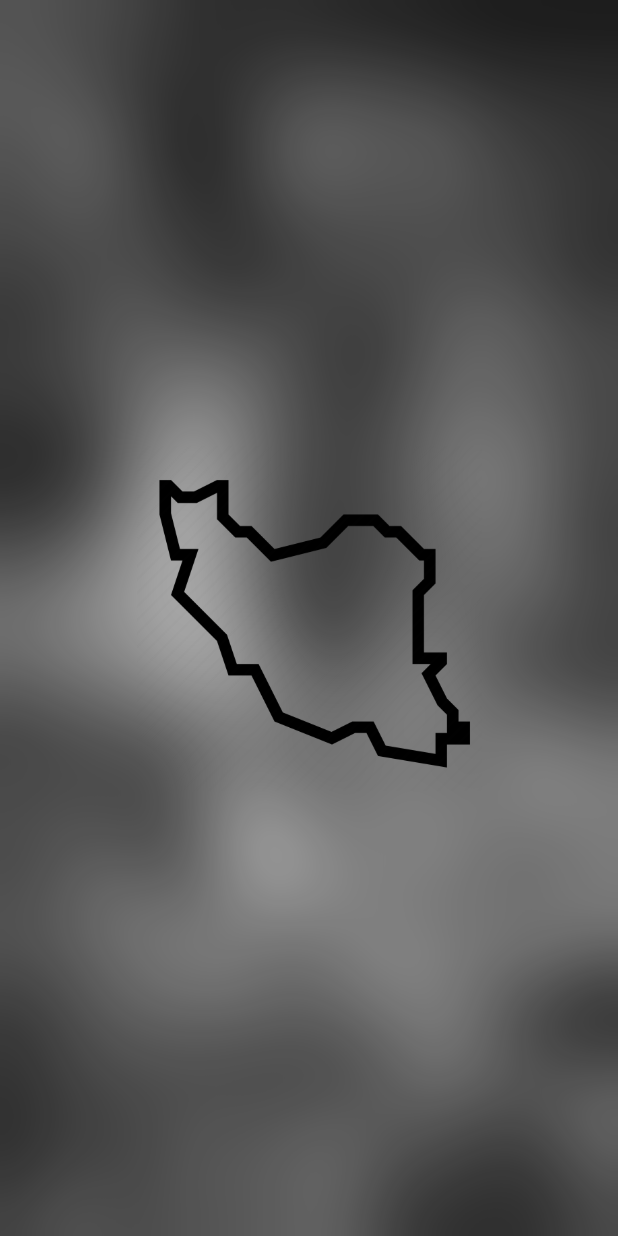
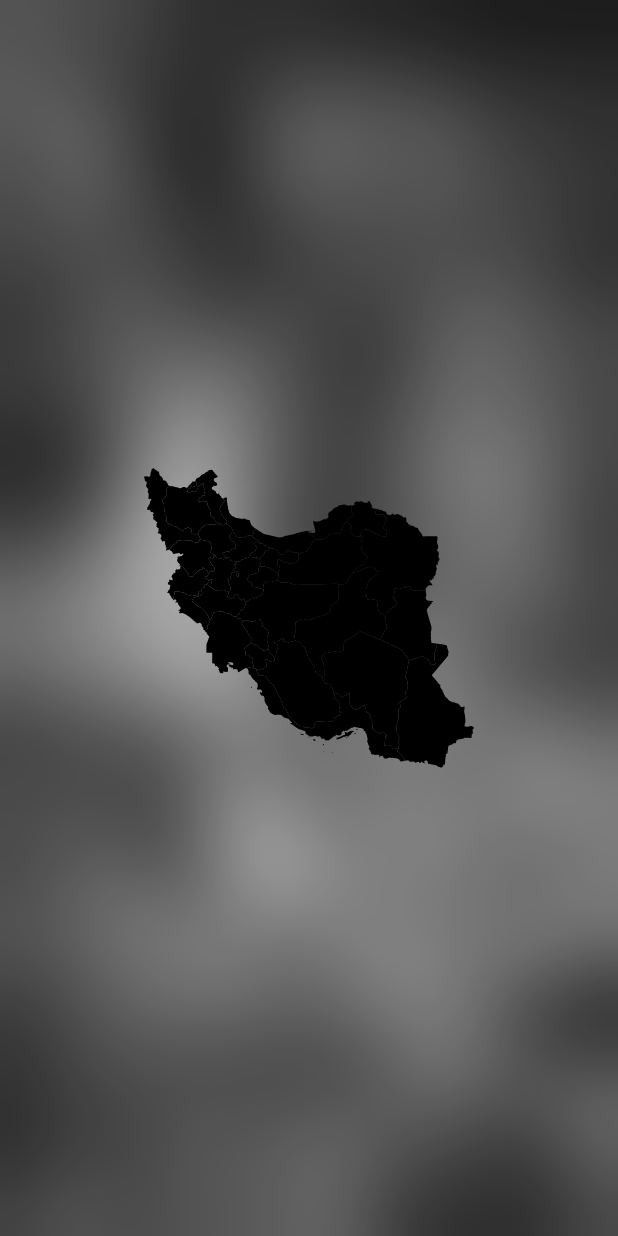
Before and after one commit to MersadMolaei/BlogClub, a Flutter app: the screen it shows after launch, on a phone screen of 412 x 824 dp. Run offline on Flutter 3.47's test engine with Material 3 defaults, Android fonts, the phone set to English and light mode, and no system bars; our stand-ins replace flutter_svg.

Commit message:
feat: SplashScreen Animation completed.

```diff
--- a/lib/splash.dart
+++ b/lib/splash.dart
@@ -1,11 +1,41 @@
 import 'dart:ui';
-
+import 'dart:async';
 import 'package:blog_club/gen/assets.gen.dart';
 import 'package:flutter/material.dart';
 import 'package:flutter_svg/svg.dart';
 
-class SplashScreen extends StatelessWidget {
+class SplashScreen extends StatefulWidget {
   const SplashScreen({super.key});
+
+  @override
+  State<SplashScreen> createState() => _SplashScreenState();
+}
+
+class _SplashScreenState extends State<SplashScreen> {
+  Timer? _timer;
+  bool _showFirstLogo = true;
+
+  @override
+  void initState() {
+    super.initState();
+    // Start the timer when the widget is initialized
+    _timer = Timer.periodic(
+      const Duration(milliseconds: 2000), //^ 500
+      (Timer timer) {
+        setState(() {
+          // Toggle the value of _showFirstLogo
+          _showFirstLogo = !_showFirstLogo;
+        });
+      },
+    );
+  }
+
+  @override
+  void dispose() {
+    // Cancel the timer when the widget is disposed
+    _timer?.cancel();
+    super.dispose();
+  }
 
   @override
   Widget build(BuildContext context) {
@@ -37,10 +67,15 @@ class SplashScreen extends StatelessWidget {
           //   Assets.img.icons.blogSplash.path,
           //   // width: 230,
           // ),
-          child: Image.asset(
-            Assets.img.icons.iran1Splash.path,
-            width: 230,
-          ),
+          child: _showFirstLogo
+              ? Image.asset(
+                  Assets.img.icons.iran1Splash.path,
+                  width: 230,
+                )
+              : SvgPicture.asset(
+                  Assets.img.icons.iranBlackSplash.path,
+                  height: 200,
+                ),
           // child: SvgPicture.asset(
           //   Assets.img.icons.iranBlackSplash.path,
           //   height: 200,
@@ -50,3 +85,13 @@ class SplashScreen extends StatelessWidget {
     );
   }
 }
+
+
+// Image.asset(
+//             Assets.img.icons.iran1Splash.path,
+//             width: 230,
+//           ),
+//           child: SvgPicture.asset(
+//             Assets.img.icons.iranBlackSplash.path,
+//             height: 200,
+//           ),
```
